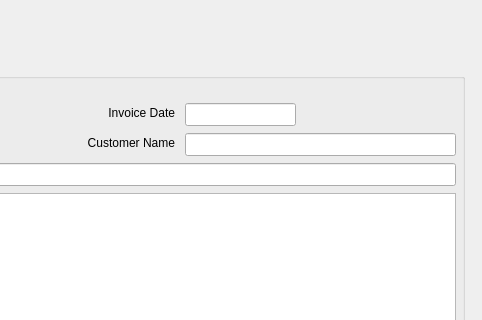
Above: src/billform.ui from thamizha/angadi before the change; both pictures show x 352 to 834 and y 0 to 320 of the 834 by 655 pixel window. Below: the same form after it.
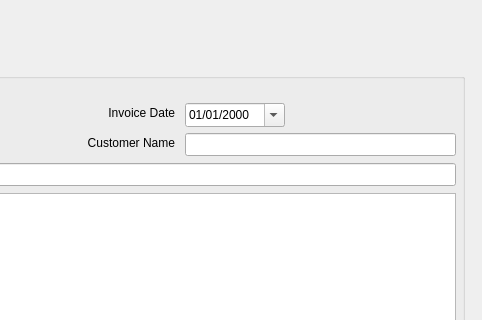
That is the form after the change.

Commit message: Bill form invoice number auto generation and datetime edit implemented

```diff
--- a/src/billform.ui
+++ b/src/billform.ui
@@ -206,16 +206,6 @@
            </rect>
           </property>
          </widget>
-         <widget class="QLineEdit" name="lineEditInvoiceDate">
-          <property name="geometry">
-           <rect>
-            <x>520</x>
-            <y>30</y>
-            <width>111</width>
-            <height>23</height>
-           </rect>
-          </property>
-         </widget>
          <widget class="QLabel" name="label_5">
           <property name="geometry">
            <rect>
@@ -616,6 +606,34 @@
            </item>
           </layout>
          </widget>
+         <widget class="QDateEdit" name="dateEditInvoiceDate">
+          <property name="enabled">
+           <bool>true</bool>
+          </property>
+          <property name="geometry">
+           <rect>
+            <x>520</x>
+            <y>30</y>
+            <width>100</width>
+            <height>24</height>
+           </rect>
+          </property>
+          <property name="frame">
+           <bool>true</bool>
+          </property>
+          <property name="keyboardTracking">
+           <bool>false</bool>
+          </property>
+          <property name="displayFormat">
+           <string>dd/MM/yyyy</string>
+          </property>
+          <property name="calendarPopup">
+           <bool>true</bool>
+          </property>
+          <property name="timeSpec">
+           <enum>Qt::LocalTime</enum>
+          </property>
+         </widget>
         </widget>
        </item>
        <item>
```
Left out of the diff: 29 changed lines with no effect on the pictures. The commit also changes 4 other files.
